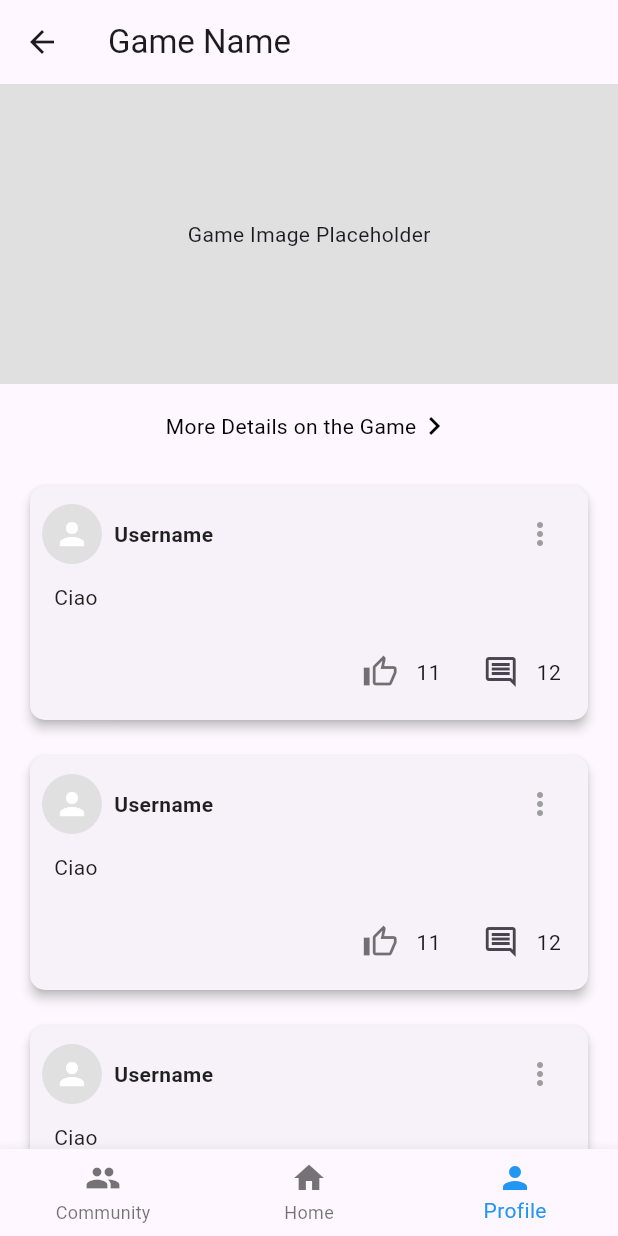
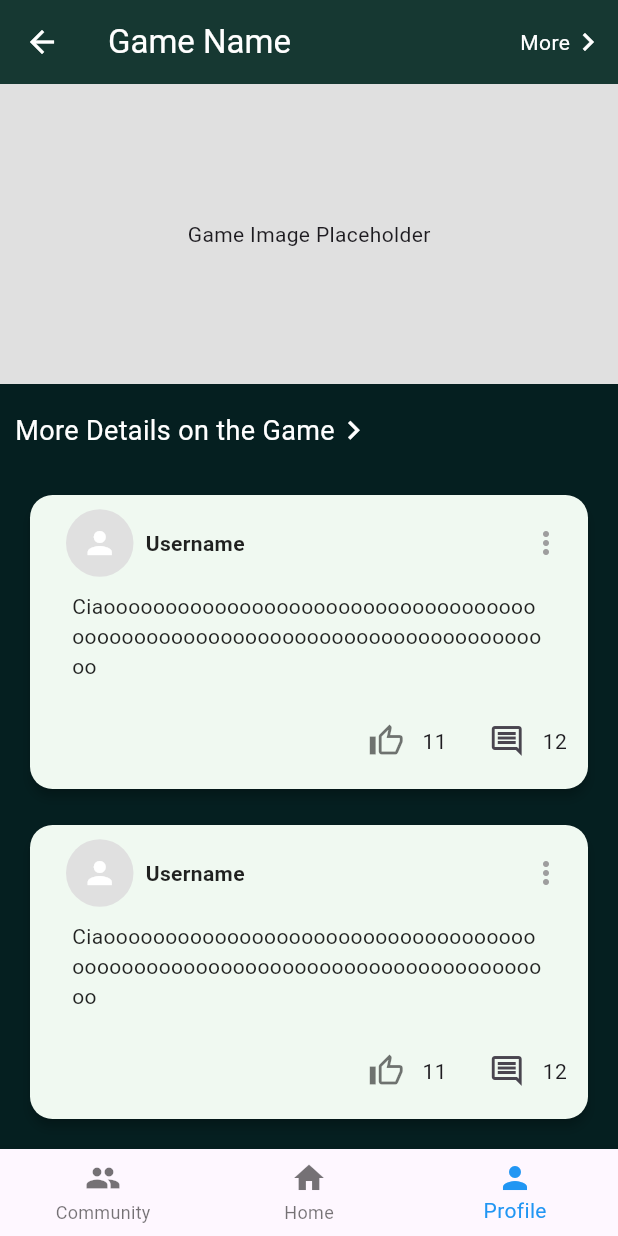
Before and after one commit to annalulamacchia/GamerVerse, a Flutter app: the SpecificUserGame screen opened directly, on a phone screen of 412 x 824 dp. Run offline on Flutter 3.47's test engine with Material 3 defaults, Android fonts, the phone set to English and light mode, and no system bars; our stand-ins replace firebase_core, hugeicons, image_picker; accounts and stored records are empty.

Commit message:
fixed specific user game page

```diff
--- a/lib/views/specific_user_game.dart
+++ b/lib/views/specific_user_game.dart
@@ -9,14 +9,42 @@ class SpecificUserGame extends StatelessWidget {
   @override
   Widget build(BuildContext context) {
     return Scaffold(
+      backgroundColor: const Color(0xff051f20),
       appBar: AppBar(
+        backgroundColor: const Color(0xff163832),
         leading: IconButton(
-          icon: const Icon(Icons.arrow_back),
+          icon: const Icon(Icons.arrow_back, color: Colors.white),
           onPressed: () {
             Navigator.pop(context);
           },
         ),
-        title: const Text('Game Name'),
+        title: const Text('Game Name', style: TextStyle(color: Colors.white)),
+        actions: [
+          GestureDetector(
+            onTap: () {
+              Navigator.push(
+                context,
+                MaterialPageRoute(
+                  builder: (context) =>
+                  const SpecificGame(), // La pagina delle impostazioni
+                ),
+              );
+            },
+            child: const Padding(
+              padding: EdgeInsets.all(8.0),
+              child: Row(
+                mainAxisAlignment: MainAxisAlignment.center,
+                children: [
+                  Text(
+                    'More',
+                    style: TextStyle(color: Colors.white),
+                  ),
+                  Icon(Icons.keyboard_arrow_right, color: Colors.white),
+                ],
+              ),
+            ),
+          ),
+        ],
       ),
       body: SingleChildScrollView(
         child: Column(
@@ -36,20 +64,20 @@ class SpecificUserGame extends StatelessWidget {
                   context,
                   MaterialPageRoute(
                     builder: (context) =>
-                        const SpecificGame(), // La pagina delle impostazioni
+                        const SpecificGame(),
                   ),
                 );
               },
               child: const Padding(
-                padding: EdgeInsets.all(8.0),
+                padding: EdgeInsets.all(10.0),
                 child: Row(
-                  mainAxisAlignment: MainAxisAlignment.center,
+                  mainAxisAlignment: MainAxisAlignment.start,
                   children: [
                     Text(
                       'More Details on the Game',
-                      style: TextStyle(color: Colors.black),
+                      style: TextStyle(color: Colors.white, fontSize: 18),
                     ),
-                    Icon(Icons.keyboard_arrow_right, color: Colors.black),
+                    Icon(Icons.keyboard_arrow_right, color: Colors.white, size: 25),
                   ],
                 ),
               ),
@@ -60,7 +88,7 @@ class SpecificUserGame extends StatelessWidget {
             ...List.generate(5, (index) {
               return const UserPost(
                 username: 'Username',
-                commentText: 'Ciao',
+                commentText: 'Ciaooooooooooooooooooooooooooooooooooooooooooooooooooooooooooooooooooooooooooo',
                 likeCount: 11,
                 commentCount: 12,
               );
--- a/lib/widgets/post_user_game.dart
+++ b/lib/widgets/post_user_game.dart
@@ -27,11 +27,10 @@ class UserPostState extends State<UserPost> {
   @override
   void initState() {
     super.initState();
-    // Imposta il numero di like iniziale dal widget
     currentLikeCount = widget.likeCount;
   }
 
-  // Funzione per gestire il click sul pulsante like
+  //function to like and unlike a post
   void _toggleLike() {
     setState(() {
       if (isLiked) {
@@ -39,7 +38,7 @@ class UserPostState extends State<UserPost> {
       } else {
         currentLikeCount++;
       }
-      isLiked = !isLiked; // Inverte lo stato del like
+      isLiked = !isLiked;
     });
   }
 
@@ -60,24 +59,34 @@ class UserPostState extends State<UserPost> {
     return Padding(
       padding: const EdgeInsets.symmetric(vertical: 8.0, horizontal: 16.0),
       child: Card(
+        color: const Color(0xfff0f9f1),
         shape: RoundedRectangleBorder(
-          borderRadius: BorderRadius.circular(10),
+          borderRadius: BorderRadius.circular(15),
         ),
         elevation: 3,
         child: Padding(
-          padding: const EdgeInsets.all(8.0),
+          padding: const EdgeInsets.symmetric(horizontal: 4, vertical: 8),
           child: Column(
             crossAxisAlignment: CrossAxisAlignment.start,
             children: [
-              // Row con avatar, nome utente e icona opzioni
+
+              //Avatar, username and toggle report
               Row(
                 children: [
+                  Padding(
+                    padding: const EdgeInsets.symmetric(horizontal: 20),
+                    child: Row(
+                      children: [
+
+                        //Avatar
                         CircleAvatar(
-                    radius: 20,
+                          radius: 22.5,
                           backgroundColor: Colors.grey[300],
                           child: const Icon(Icons.person, color: Colors.white),
                         ),
                         const SizedBox(width: 8),
+
+                        //Username
                         Text(
                           widget.username,
                           style: const TextStyle(
@@ -85,7 +94,12 @@ class UserPostState extends State<UserPost> {
                             color: Colors.black87,
                           ),
                         ),
+                      ],
+                    ),
+                  ),
                   const Spacer(),
+
+                  //Toggle report
                   PopupMenuButton<String>(
                     onSelected: (value) {
                       if (value == 'Report') {
@@ -107,9 +121,9 @@ class UserPostState extends State<UserPost> {
                 ],
               ),
 
-              // Testo del commento
+              //Post
               Padding(
-                padding: const EdgeInsets.all(8.0),
+                padding: const EdgeInsets.symmetric(horizontal: 24, vertical: 8),
                 child: Text(
                   widget.commentText,
                   style: const TextStyle(color: Colors.black87),
@@ -117,30 +131,36 @@ class UserPostState extends State<UserPost> {
               ),
 
               const SizedBox(height: 8),
-              // Row per like e comment count
+
+              //Likes and comment
               Padding(
                 padding: const EdgeInsets.symmetric(horizontal: 10),
                 child: Align(
                   alignment: Alignment.bottomRight,
                   child: Row(
-                    mainAxisSize: MainAxisSize.min, // Occupa solo lo spazio necessario
+                    mainAxisSize: MainAxisSize.min,
                     children: [
+                      //Likes
                       IconButton(
                         icon: Icon(
-                          isLiked ? Icons.thumb_up : Icons.thumb_up_alt_outlined,
+                          isLiked
+                              ? Icons.thumb_up
+                              : Icons.thumb_up_alt_outlined,
                           color: isLiked ? Colors.black : Colors.black54,
                         ),
-                        onPressed: _toggleLike, // Chiama _toggleLike al click
+                        onPressed: _toggleLike,
                       ),
                       Text(currentLikeCount.toString()),
                       const SizedBox(width: 16),
+
+                      //Comments
                       IconButton(
                         icon: const Icon(Icons.comment_outlined),
                         onPressed: () {
                           Navigator.push(
                             context,
                             MaterialPageRoute(
-                              builder: (context) => CommentsPage(), // La pagina delle impostazioni
+                              builder: (context) => CommentsPage(),
                             ),
                           );
                         },
```
Lines whose indentation alone changed are shown as unchanged.
